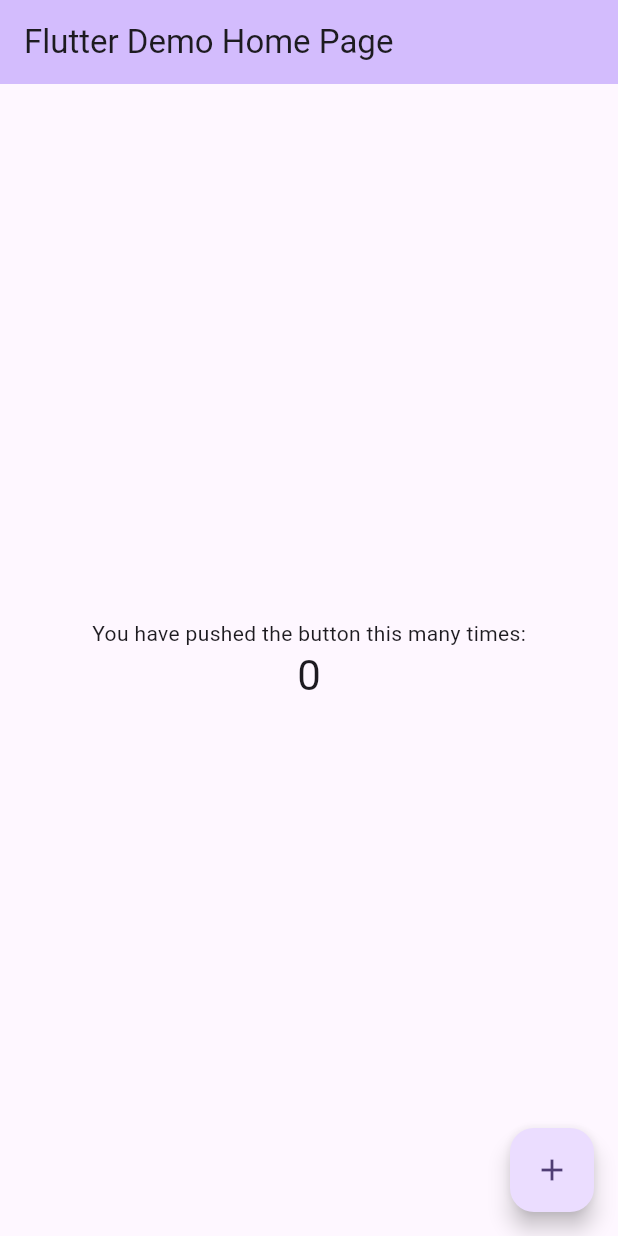
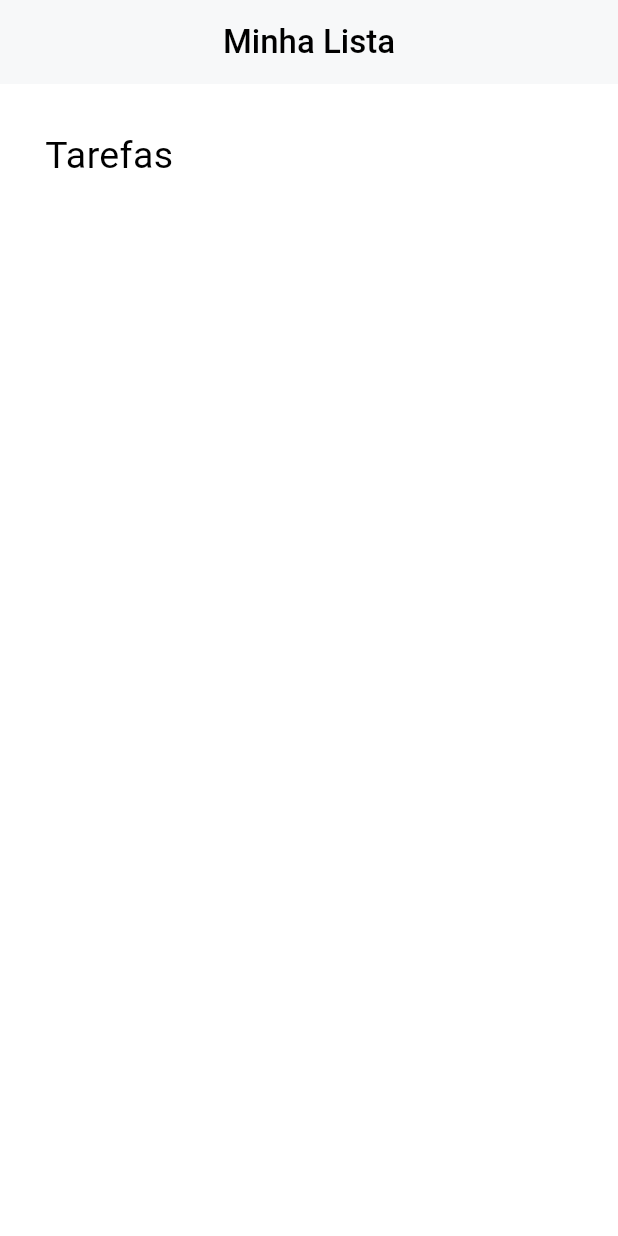
Before and after one commit to RonaldFerSan/ProjetoListaDeTarefas, a Flutter app: the screen it shows after launch, on a phone screen of 412 x 824 dp. Run offline on Flutter 3.47's test engine with Material 3 defaults, Android fonts, the phone set to English and light mode, and no system bars.

Commit message:
Criação home page

```diff
--- /dev/null
+++ b/lib/Pages/home_page.dart
@@ -0,0 +1,35 @@
+import 'package:flutter/material.dart';
+
+class HomePage extends StatefulWidget {
+  const HomePage({super.key});
+
+  @override
+  State<HomePage> createState() => _HomePageState();
+}
+
+class _HomePageState extends State<HomePage> {
+  @override
+  Widget build(BuildContext context) {
+    return Scaffold(
+      appBar: AppBar(
+        title: const Text(
+          "Minha Lista",
+          style: TextStyle(fontWeight: FontWeight.w500),
+        ),
+        centerTitle: true,
+        elevation: 1,
+      ),
+      body: Padding(
+        padding: const EdgeInsets.all(10.0),
+        child: Column(
+          children: [
+            Container(
+              padding: EdgeInsets.all(20.0),
+              child: const Text("Tarefas", style: TextStyle(fontSize: 25)),
+            ),
+          ],
+        ),
+      ),
+    );
+  }
+}
--- a/lib/main.dart
+++ b/lib/main.dart
@@ -1,4 +1,5 @@
 import 'package:flutter/material.dart';
+import 'package:lista_de_tarefas/Pages/home_page.dart';
 
 void main() {
   runApp(const MyApp());
@@ -13,110 +14,9 @@ class MyApp extends StatelessWidget {
     return MaterialApp(
       title: 'Flutter Demo',
       theme: ThemeData(
-        // This is the theme of your application.
-        //
-        // TRY THIS: Try running your application with "flutter run". You'll see
-        // the application has a purple toolbar. Then, without quitting the app,
-        // try changing the seedColor in the colorScheme below to Colors.green
-        // and then invoke "hot reload" (save your changes or press the "hot
-        // reload" button in a Flutter-supported IDE, or press "r" if you used
-        // the command line to start the app).
-        //
-        // Notice that the counter didn't reset back to zero; the application
-        // state is not lost during the reload. To reset the state, use hot
-        // restart instead.
-        //
-        // This works for code too, not just values: Most code changes can be
-        // tested with just a hot reload.
-        colorScheme: ColorScheme.fromSeed(seedColor: Colors.deepPurple),
+        colorScheme: ColorScheme.fromSwatch(primarySwatch: Colors.blueGrey),
       ),
-      home: const MyHomePage(title: 'Flutter Demo Home Page'),
+      home: const HomePage(),
     );
   }
 }
-
-class MyHomePage extends StatefulWidget {
-  const MyHomePage({super.key, required this.title});
-
-  // This widget is the home page of your application. It is stateful, meaning
-  // that it has a State object (defined below) that contains fields that affect
-  // how it looks.
-
-  // This class is the configuration for the state. It holds the values (in this
-  // case the title) provided by the parent (in this case the App widget) and
-  // used by the build method of the State. Fields in a Widget subclass are
-  // always marked "final".
-
-  final String title;
-
-  @override
-  State<MyHomePage> createState() => _MyHomePageState();
-}
-
-class _MyHomePageState extends State<MyHomePage> {
-  int _counter = 0;
-
-  void _incrementCounter() {
-    setState(() {
-      // This call to setState tells the Flutter framework that something has
-      // changed in this State, which causes it to rerun the build method below
-      // so that the display can reflect the updated values. If we changed
-      // _counter without calling setState(), then the build method would not be
-      // called again, and so nothing would appear to happen.
-      _counter++;
-    });
-  }
-
-  @override
-  Widget build(BuildContext context) {
-    // This method is rerun every time setState is called, for instance as done
-    // by the _incrementCounter method above.
-    //
-    // The Flutter framework has been optimized to make rerunning build methods
-    // fast, so that you can just rebuild anything that needs updating rather
-    // than having to individually change instances of widgets.
-    return Scaffold(
-      appBar: AppBar(
-        // TRY THIS: Try changing the color here to a specific color (to
-        // Colors.amber, perhaps?) and trigger a hot reload to see the AppBar
-        // change color while the other colors stay the same.
-        backgroundColor: Theme.of(context).colorScheme.inversePrimary,
-        // Here we take the value from the MyHomePage object that was created by
-        // the App.build method, and use it to set our appbar title.
-        title: Text(widget.title),
-      ),
-      body: Center(
-        // Center is a layout widget. It takes a single child and positions it
-        // in the middle of the parent.
-        child: Column(
-          // Column is also a layout widget. It takes a list of children and
-          // arranges them vertically. By default, it sizes itself to fit its
-          // children horizontally, and tries to be as tall as its parent.
-          //
-          // Column has various properties to control how it sizes itself and
-          // how it positions its children. Here we use mainAxisAlignment to
-          // center the children vertically; the main axis here is the vertical
-          // axis because Columns are vertical (the cross axis would be
-          // horizontal).
-          //
-          // TRY THIS: Invoke "debug painting" (choose the "Toggle Debug Paint"
-          // action in the IDE, or press "p" in the console), to see the
-          // wireframe for each widget.
-          mainAxisAlignment: MainAxisAlignment.center,
-          children: <Widget>[
-            const Text('You have pushed the button this many times:'),
-            Text(
-              '$_counter',
-              style: Theme.of(context).textTheme.headlineMedium,
-            ),
-          ],
-        ),
-      ),
-      floatingActionButton: FloatingActionButton(
-        onPressed: _incrementCounter,
-        tooltip: 'Increment',
-        child: const Icon(Icons.add),
-      ), // This trailing comma makes auto-formatting nicer for build methods.
-    );
-  }
-}
```
